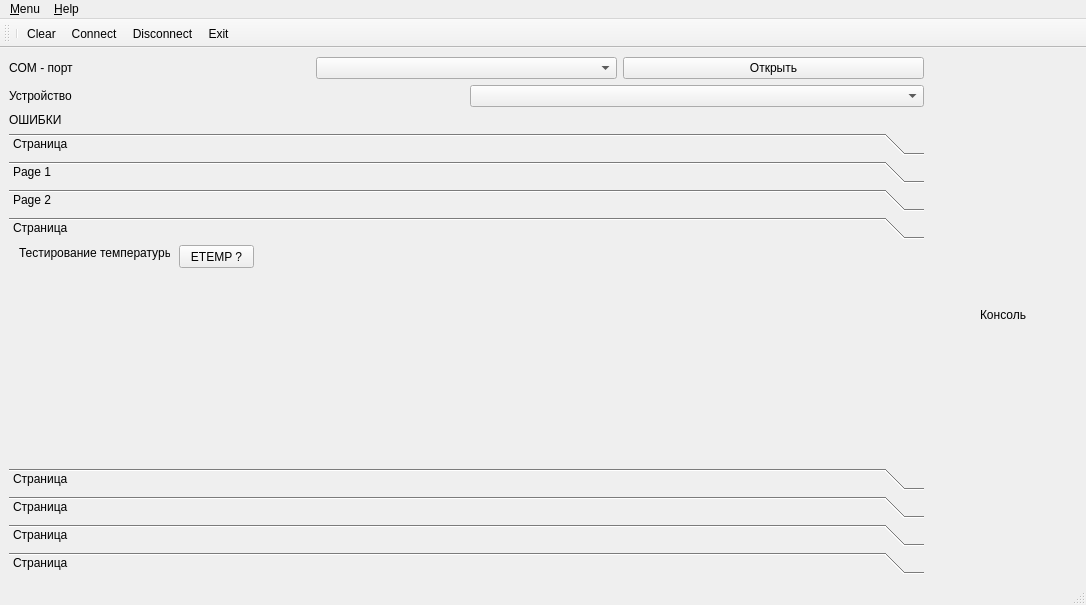
Before: the Qt Designer form mainwindow.ui in Neitron-byte/Repair, drawn with Qt 5.
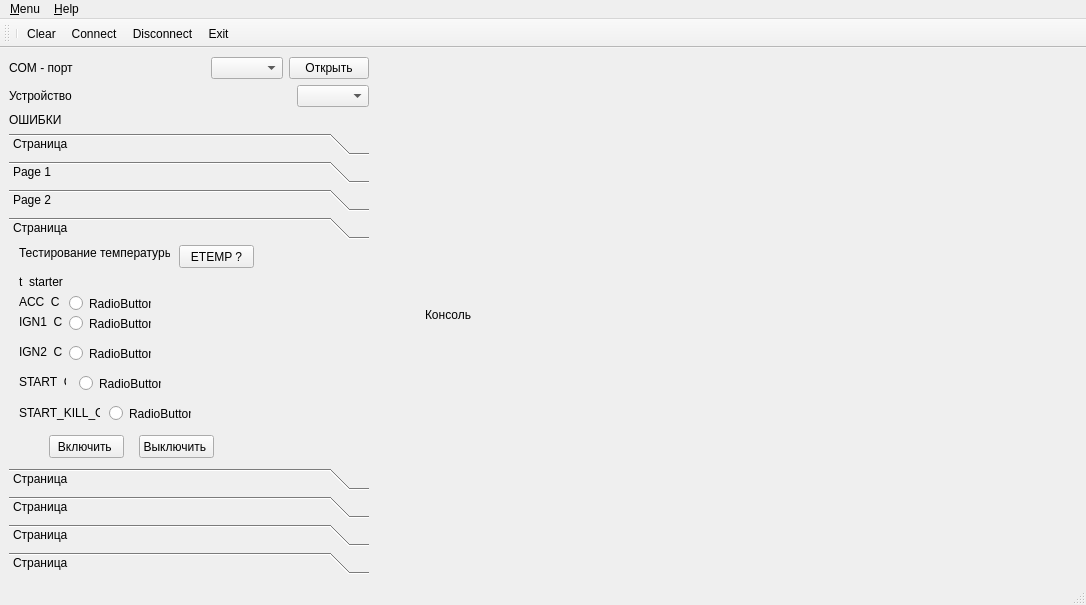
After: the same form once the commit is applied. The open tabs and pages were chosen to show the change. Icons and pictures are not drawn.

What changed in the file:
```diff
--- a/mainwindow.ui
+++ b/mainwindow.ui
@@ -21,7 +21,7 @@
   </property>
   <widget class="QWidget" name="centralwidget">
    <property name="sizePolicy">
-    <sizepolicy hsizetype="Expanding" vsizetype="Expanding">
+    <sizepolicy hsizetype="MinimumExpanding" vsizetype="Expanding">
      <horstretch>0</horstretch>
      <verstretch>0</verstretch>
     </sizepolicy>
@@ -69,10 +69,22 @@
           <property name="enabled">
            <bool>true</bool>
           </property>
+          <property name="sizePolicy">
+           <sizepolicy hsizetype="Fixed" vsizetype="Fixed">
+            <horstretch>0</horstretch>
+            <verstretch>0</verstretch>
+           </sizepolicy>
+          </property>
          </widget>
         </item>
         <item>
          <widget class="QPushButton" name="pushButton_Open_COM">
+          <property name="sizePolicy">
+           <sizepolicy hsizetype="Fixed" vsizetype="Fixed">
+            <horstretch>0</horstretch>
+            <verstretch>0</verstretch>
+           </sizepolicy>
+          </property>
           <property name="text">
            <string>Открыть</string>
           </property>
@@ -96,7 +108,14 @@
          </widget>
         </item>
         <item>
-         <widget class="QComboBox" name="comboBox_dev"/>
+         <widget class="QComboBox" name="comboBox_dev">
+          <property name="sizePolicy">
+           <sizepolicy hsizetype="Fixed" vsizetype="Fixed">
+            <horstretch>0</horstretch>
+            <verstretch>0</verstretch>
+           </sizepolicy>
+          </property>
+         </widget>
         </item>
        </layout>
       </item>
@@ -110,17 +129,23 @@
       <item>
        <widget class="QToolBox" name="toolBox_Device">
         <property name="sizePolicy">
-         <sizepolicy hsizetype="Preferred" vsizetype="Expanding">
+         <sizepolicy hsizetype="Preferred" vsizetype="Preferred">
           <horstretch>0</horstretch>
           <verstretch>0</verstretch>
          </sizepolicy>
         </property>
         <property name="minimumSize">
          <size>
-          <width>400</width>
+          <width>360</width>
           <height>0</height>
          </size>
         </property>
+        <property name="maximumSize">
+         <size>
+          <width>360</width>
+          <height>16777215</height>
+         </size>
+        </property>
         <property name="currentIndex">
          <number>7</number>
         </property>
@@ -357,7 +382,7 @@
           <rect>
            <x>0</x>
            <y>0</y>
-           <width>896</width>
+           <width>360</width>
            <height>216</height>
           </rect>
          </property>
@@ -390,6 +415,175 @@
            <string>ETEMP ?</string>
           </property>
          </widget>
+         <widget class="QLabel" name="label_12">
+          <property name="geometry">
+           <rect>
+            <x>10</x>
+            <y>50</y>
+            <width>47</width>
+            <height>13</height>
+           </rect>
+          </property>
+          <property name="text">
+           <string>ACC_C</string>
+          </property>
+         </widget>
+         <widget class="QLabel" name="label_21">
+          <property name="geometry">
+           <rect>
+            <x>10</x>
+            <y>70</y>
+            <width>47</width>
+            <height>13</height>
+           </rect>
+          </property>
+          <property name="text">
+           <string>IGN1_C</string>
+          </property>
+         </widget>
+         <widget class="QLabel" name="label_25">
+          <property name="geometry">
+           <rect>
+            <x>10</x>
+            <y>100</y>
+            <width>47</width>
+            <height>13</height>
+           </rect>
+          </property>
+          <property name="text">
+           <string>IGN2_C</string>
+          </property>
+         </widget>
+         <widget class="QLabel" name="label_26">
+          <property name="geometry">
+           <rect>
+            <x>10</x>
+            <y>130</y>
+            <width>47</width>
+            <height>13</height>
+           </rect>
+          </property>
+          <property name="text">
+           <string>START_C</string>
+          </property>
+         </widget>
+         <widget class="QLabel" name="label_27">
+          <property name="geometry">
+           <rect>
+            <x>10</x>
+            <y>160</y>
+            <width>81</width>
+            <height>16</height>
+           </rect>
+          </property>
+          <property name="text">
+           <string>START_KILL_C</string>
+          </property>
+         </widget>
+         <widget class="QRadioButton" name="radioButton_acc">
+          <property name="geometry">
+           <rect>
+            <x>60</x>
+            <y>50</y>
+            <width>82</width>
+            <height>17</height>
+           </rect>
+          </property>
+          <property name="text">
+           <string>RadioButton</string>
+          </property>
+         </widget>
+         <widget class="QLabel" name="label_28">
+          <property name="geometry">
+           <rect>
+            <x>10</x>
+            <y>30</y>
+            <width>47</width>
+            <height>13</height>
+           </rect>
+          </property>
+          <property name="text">
+           <string>t_starter</string>
+          </property>
+         </widget>
+         <widget class="QRadioButton" name="radioButton_ign1">
+          <property name="geometry">
+           <rect>
+            <x>60</x>
+            <y>70</y>
+            <width>82</width>
+            <height>17</height>
+           </rect>
+          </property>
+          <property name="text">
+           <string>RadioButton</string>
+          </property>
+         </widget>
+         <widget class="QRadioButton" name="radioButton_ign2">
+          <property name="geometry">
+           <rect>
+            <x>60</x>
+            <y>100</y>
+            <width>82</width>
+            <height>17</height>
+           </rect>
+          </property>
+          <property name="text">
+           <string>RadioButton</string>
+          </property>
+         </widget>
+         <widget class="QRadioButton" name="radioButton_start">
+          <property name="geometry">
+           <rect>
+            <x>70</x>
+            <y>130</y>
+            <width>82</width>
+            <height>17</height>
+           </rect>
+          </property>
+          <property name="text">
+           <string>RadioButton</string>
+          </property>
+         </widget>
+         <widget class="QRadioButton" name="radioButton_start_kill">
+          <property name="geometry">
+           <rect>
+            <x>100</x>
+            <y>160</y>
+            <width>82</width>
+            <height>17</height>
+           </rect>
+          </property>
+          <property name="text">
+           <string>RadioButton</string>
+          </property>
+         </widget>
+         <widget class="QPushButton" name="pushButton_out_on">
+          <property name="geometry">
+           <rect>
+            <x>40</x>
+            <y>190</y>
+            <width>75</width>
+            <height>23</height>
+           </rect>
+          </property>
+          <property name="text">
+           <string>Включить </string>
+          </property>
+         </widget>
+         <widget class="QPushButton" name="pushButton_out_off">
+          <property name="geometry">
+           <rect>
+            <x>130</x>
+            <y>190</y>
+            <width>75</width>
+            <height>23</height>
+           </rect>
+          </property>
+          <property name="text">
+           <string>Выключить </string>
+          </property>
+         </widget>
         </widget>
         <widget class="QWidget" name="page_e37">
          <property name="geometry">
```
Left out of the diff: 180 changed lines with no effect on the pictures.
